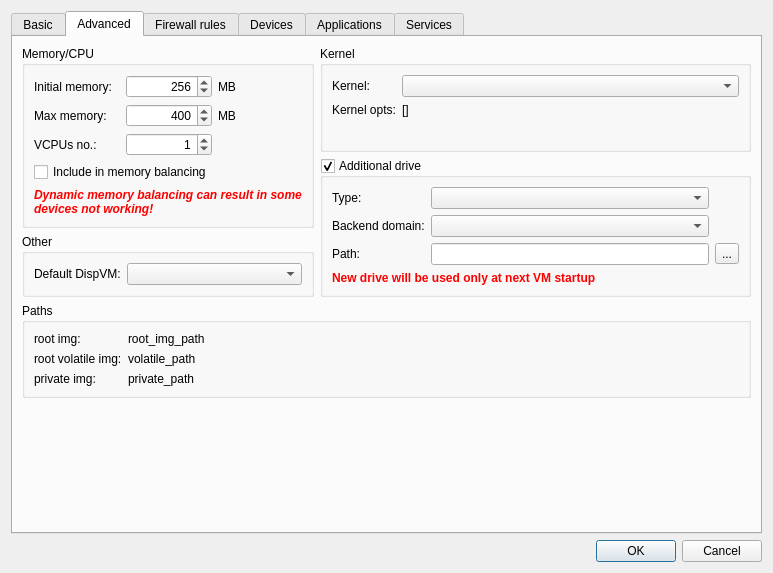
This is ui/settingsdlg.ui in QubesOS/qubes-manager as Qt 5 draws it before an edit. The edited form follows.
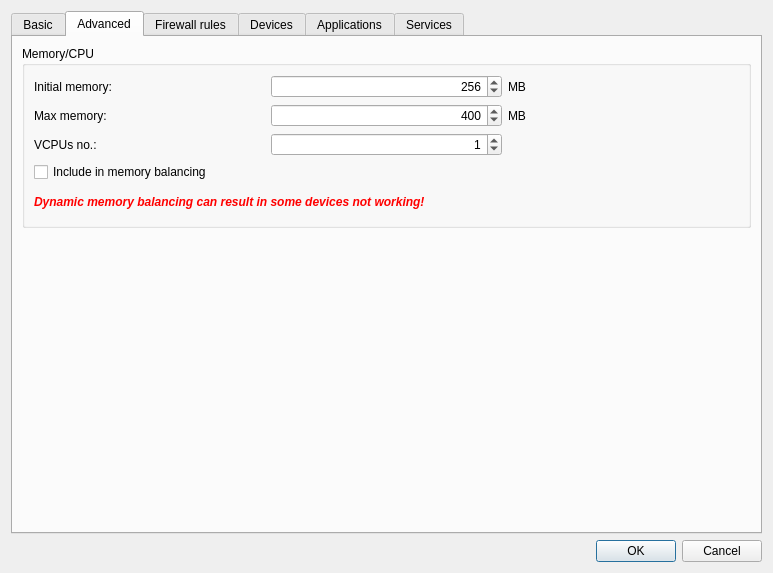
This is the edited form. The open tabs and pages were chosen to show the change. Icons and pictures are not drawn.

Commit message: Remove obsolete sections from VM Settings: - drive image - paths

Patch:
```diff
--- a/ui/settingsdlg.ui
+++ b/ui/settingsdlg.ui
@@ -538,63 +538,6 @@
            </layout>
           </widget>
          </item>
-         <item row="3" column="0" colspan="3">
-          <widget class="QGroupBox" name="groupBox_11">
-           <property name="enabled">
-            <bool>true</bool>
-           </property>
-           <property name="title">
-            <string>Paths</string>
-           </property>
-           <layout class="QFormLayout" name="formLayout">
-            <property name="fieldGrowthPolicy">
-             <enum>QFormLayout::AllNonFixedFieldsGrow</enum>
-            </property>
-            <item row="0" column="0">
-             <widget class="QLabel" name="label_23">
-              <property name="text">
-               <string>root img:</string>
-              </property>
-             </widget>
-            </item>
-            <item row="0" column="1">
-             <widget class="QLabel" name="root_img_path">
-              <property name="text">
-               <string>root_img_path</string>
-              </property>
-             </widget>
-            </item>
-            <item row="1" column="0">
-             <widget class="QLabel" name="label_24">
-              <property name="text">
-               <string>root volatile img:</string>
-              </property>
-             </widget>
-            </item>
-            <item row="1" column="1">
-             <widget class="QLabel" name="volatile_img_path">
-              <property name="text">
-               <string>volatile_path</string>
-              </property>
-             </widget>
-            </item>
-            <item row="2" column="0">
-             <widget class="QLabel" name="label_25">
-              <property name="text">
-               <string>private img:</string>
-              </property>
-             </widget>
-            </item>
-            <item row="2" column="1">
-             <widget class="QLabel" name="private_img_path">
-              <property name="text">
-               <string>private_path</string>
-              </property>
-             </widget>
-            </item>
-           </layout>
-          </widget>
-         </item>
          <item row="4" column="0">
           <spacer name="verticalSpacer_2">
            <property name="orientation">
@@ -608,172 +551,6 @@
            </property>
           </spacer>
          </item>
-         <item row="2" column="0">
-          <widget class="QGroupBox" name="other_groupbox">
-           <property name="title">
-            <string>Other</string>
-           </property>
-           <layout class="QFormLayout" name="formLayout_2">
-            <item row="1" column="0">
-             <widget class="QLabel" name="label_26">
-              <property name="text">
-               <string>Default DispVM:</string>
-              </property>
-              <property name="buddy">
-               <cstring>default_dispvm</cstring>
-              </property>
-             </widget>
-            </item>
-            <item row="1" column="1">
-             <widget class="QComboBox" name="default_dispvm"/>
-            </item>
-           </layout>
-          </widget>
-         </item>
-         <item row="0" column="1" rowspan="3" colspan="2">
-          <layout class="QVBoxLayout" name="verticalLayout_4">
-           <property name="sizeConstraint">
-            <enum>QLayout::SetDefaultConstraint</enum>
-           </property>
-           <property name="bottomMargin">
-            <number>0</number>
-           </property>
-           <item>
-            <widget class="QGroupBox" name="kernel_groupbox">
-             <property name="enabled">
-              <bool>true</bool>
-             </property>
-             <property name="sizePolicy">
-              <sizepolicy hsizetype="Minimum" vsizetype="Preferred">
-               <horstretch>0</horstretch>
-               <verstretch>0</verstretch>
-              </sizepolicy>
-             </property>
-             <property name="title">
-              <string>Kernel</string>
-             </property>
-             <layout class="QFormLayout" name="formLayout_9">
-              <property name="fieldGrowthPolicy">
-               <enum>QFormLayout::AllNonFixedFieldsGrow</enum>
-              </property>
-              <item row="0" column="0">
-               <widget class="QLabel" name="label_19">
-                <property name="text">
-                 <string>Kernel:</string>
-                </property>
-                <property name="buddy">
-                 <cstring>kernel</cstring>
-                </property>
-               </widget>
-              </item>
-              <item row="0" column="1">
-               <widget class="QComboBox" name="kernel"/>
-              </item>
-              <item row="1" column="0">
-               <widget class="QLabel" name="label_20">
-                <property name="text">
-                 <string>Kernel opts:</string>
-                </property>
-               </widget>
-              </item>
-              <item row="1" column="1">
-               <widget class="QLabel" name="kernel_opts">
-                <property name="font">
-                 <font>
-                  <weight>50</weight>
-                  <bold>false</bold>
-                 </font>
-                </property>
-                <property name="text">
-                 <string>[]</string>
-                </property>
-               </widget>
-              </item>
-             </layout>
-            </widget>
-           </item>
-           <item>
-            <widget class="QGroupBox" name="drive_groupbox">
-             <property name="sizePolicy">
-              <sizepolicy hsizetype="Preferred" vsizetype="Preferred">
-               <horstretch>0</horstretch>
-               <verstretch>0</verstretch>
-              </sizepolicy>
-             </property>
-             <property name="title">
-              <string>Additional drive</string>
-             </property>
-             <property name="checkable">
-              <bool>true</bool>
-             </property>
-             <property name="checked">
-              <bool>true</bool>
-             </property>
-             <layout class="QGridLayout" name="gridLayout_18">
-              <item row="5" column="1">
-               <widget class="QLineEdit" name="drive_path"/>
-              </item>
-              <item row="4" column="1">
-               <widget class="QComboBox" name="drive_domain"/>
-              </item>
-              <item row="5" column="0">
-               <widget class="QLabel" name="label_52">
-                <property name="text">
-                 <string>Path:</string>
-                </property>
-               </widget>
-              </item>
-              <item row="3" column="1">
-               <widget class="QComboBox" name="drive_type"/>
-              </item>
-              <item row="4" column="0">
-               <widget class="QLabel" name="label_53">
-                <property name="text">
-                 <string>Backend domain:</string>
-                </property>
-               </widget>
-              </item>
-              <item row="3" column="0">
-               <widget class="QLabel" name="label_51">
-                <property name="text">
-                 <string>Type:</string>
-                </property>
-               </widget>
-              </item>
-              <item row="5" column="2">
-               <widget class="QToolButton" name="drive_path_button">
-                <property name="text">
-                 <string>...</string>
-                </property>
-               </widget>
-              </item>
-              <item row="6" column="0" colspan="3">
-               <widget class="QLabel" name="drive_running_warning">
-                <property name="enabled">
-                 <bool>true</bool>
-                </property>
-                <property name="font">
-                 <font>
-                  <weight>75</weight>
-                  <bold>true</bold>
-                 </font>
-                </property>
-                <property name="styleSheet">
-                 <string notr="true">color: rgb(255, 0, 0);</string>
-                </property>
-                <property name="text">
-                 <string>New drive will be used only at next VM startup</string>
-                </property>
-                <property name="textFormat">
-                 <enum>Qt::AutoText</enum>
-                </property>
-               </widget>
-              </item>
-             </layout>
-            </widget>
-           </item>
-          </layout>
-         </item>
         </layout>
        </widget>
        <widget class="QWidget" name="firewall_tab">
```
The commit also changes 1 other file.
